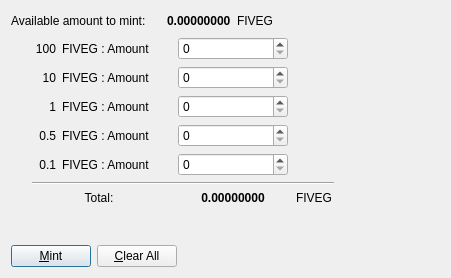
5G-Cash/5G, file src/qt/forms/manualmintdialog.ui: the form before one commit.
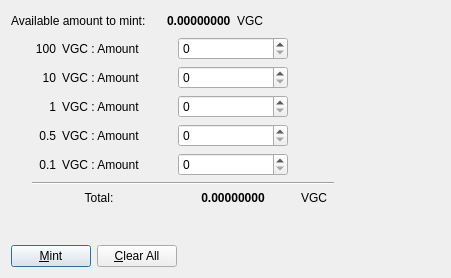
The form after the commit. Icons and pictures are not drawn.

```diff
--- a/src/qt/forms/manualmintdialog.ui
+++ b/src/qt/forms/manualmintdialog.ui
@@ -47,7 +47,7 @@
        <item>
         <widget class="QLabel" name="label_3">
          <property name="text">
-          <string>FIVEG</string>
+          <string>VGC</string>
          </property>
         </widget>
        </item>
@@ -89,7 +89,7 @@
          <item row="4" column="1">
           <widget class="QLabel" name="label_13">
            <property name="text">
-            <string>FIVEG : Amount</string>
+            <string>VGC : Amount</string>
            </property>
            <property name="margin">
             <number>0</number>
@@ -122,7 +122,7 @@
          <item row="3" column="1">
           <widget class="QLabel" name="label_12">
            <property name="text">
-            <string>FIVEG : Amount</string>
+            <string>VGC : Amount</string>
            </property>
            <property name="margin">
             <number>0</number>
@@ -148,7 +148,7 @@
          <item row="2" column="1">
           <widget class="QLabel" name="label_11">
            <property name="text">
-            <string>FIVEG : Amount</string>
+            <string>VGC : Amount</string>
            </property>
            <property name="margin">
             <number>0</number>
@@ -171,7 +171,7 @@
          <item row="1" column="1">
           <widget class="QLabel" name="label_10">
            <property name="text">
-            <string>FIVEG : Amount</string>
+            <string>VGC : Amount</string>
            </property>
            <property name="margin">
             <number>0</number>
@@ -217,7 +217,7 @@
             </size>
            </property>
            <property name="text">
-            <string>FIVEG</string>
+            <string>VGC</string>
            </property>
            <property name="alignment">
             <set>Qt::AlignCenter</set>
@@ -233,7 +233,7 @@
             </size>
            </property>
            <property name="text">
-            <string>FIVEG : Amount</string>
+            <string>VGC : Amount</string>
            </property>
            <property name="margin">
             <number>0</number>
```
